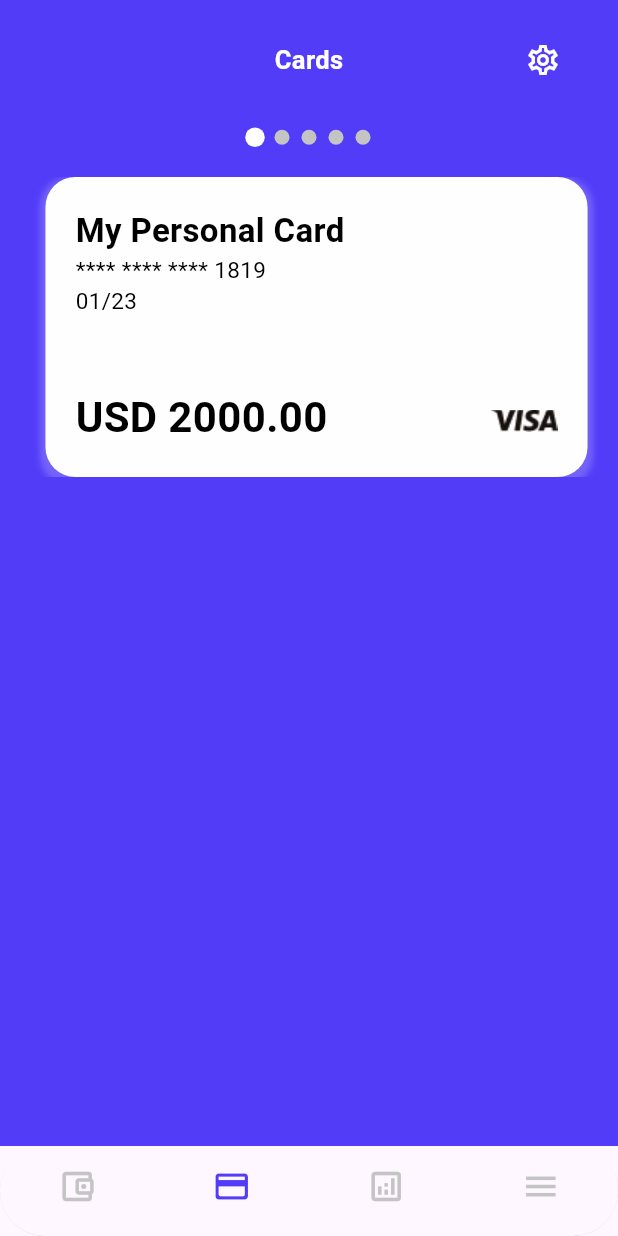
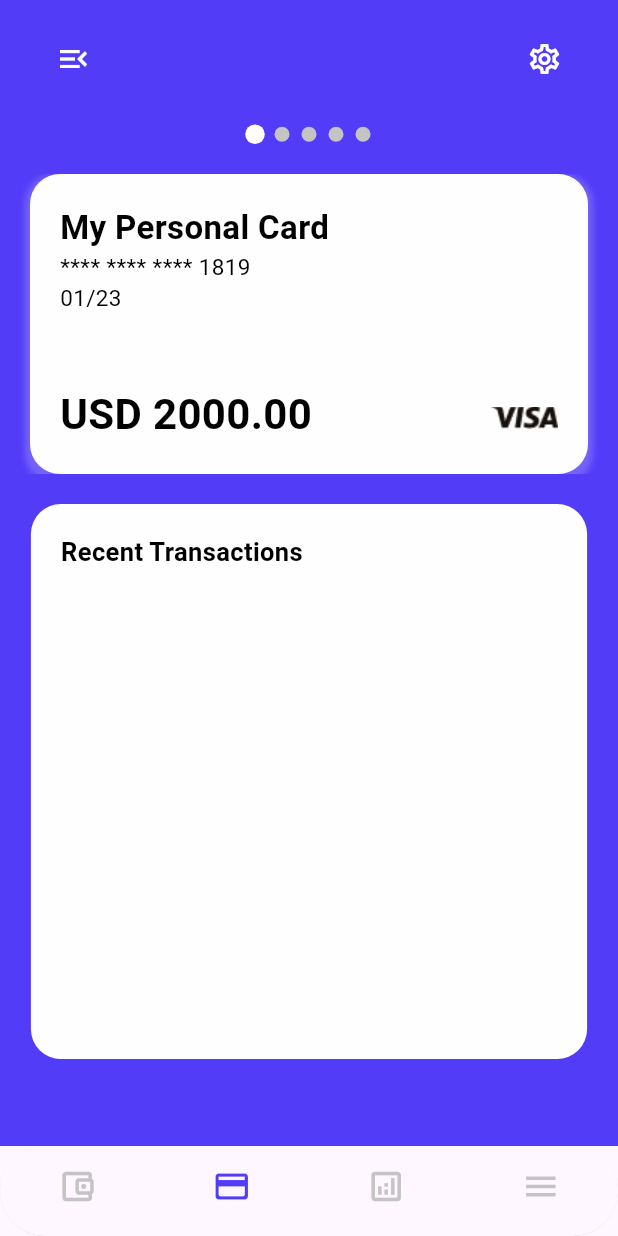
Before and after one commit to HOPDigital/finance-app, a Flutter app: the BottomBar screen opened directly, item 2 of the bottom bar chosen, on a phone screen of 412 x 824 dp. Run offline on Flutter 3.47's test engine with Material 2 defaults, Android fonts, the phone set to English and light mode, and no system bars; drawn by our look-alikes of smooth_page_indicator; our stand-ins replace animated_splash_screen, gap, get, page_transition, pin_code_fields, shared_preferences; accounts and stored records are empty; Roboto replaces fonts that are missing (Montserrat Bold, Montserrat Regular, Montserrat SemiBold).

Commit message:
feat: recent transactions container

```diff
--- a/client/lib/pages/cards/cards.dart
+++ b/client/lib/pages/cards/cards.dart
@@ -7,6 +7,7 @@ import 'package:flutter_application/source/model/credit_card_model.dart';
 // Utils & Dependencies
 import 'package:flutter_application/utils/helpers/app_layout.dart';
 import 'package:flutter_application/utils/styles/colors.dart';
+import 'package:flutter_application/utils/styles/typography.dart';
 import 'package:flutter_application/widgets/app_layout/app_screen_title.dart';
 import 'package:flutter_application/widgets/credit_card/credit_card.dart';
 import 'package:gap/gap.dart';
@@ -30,6 +31,7 @@ class _CardsScreenState extends State<CardsScreen> {
     return SafeArea(
       child: Container(
         decoration: BoxDecoration(color: AppColors.blueColor),
+        padding: const EdgeInsets.symmetric(horizontal: 10.0),
         width: size.width,
         height: size.height,
         child: Column(
@@ -38,9 +40,22 @@ class _CardsScreenState extends State<CardsScreen> {
           crossAxisAlignment: CrossAxisAlignment.center,
           children: <Widget>[
             const Gap(15),
-            AppScreenTitle(
-              text: "Cards",
-              rightButton: IconButton(
+            Padding(
+              padding: EdgeInsets.symmetric(
+                horizontal: AppLayout.getWidth(15),
+              ),
+              child: Row(
+                mainAxisAlignment: MainAxisAlignment.spaceBetween,
+                children: [
+                  IconButton(
+                    onPressed: () => {},
+                    icon: Icon(
+                      Icons.menu_open,
+                      color: AppColors.whiteColor,
+                    ),
+                  ),
+                  const Gap(5),
+                  IconButton(
                     onPressed: () => Navigator.push(
                       context,
                       MaterialPageRoute(
@@ -51,6 +66,8 @@ class _CardsScreenState extends State<CardsScreen> {
                       Icons.settings_outlined,
                       color: AppColors.whiteColor,
                     ),
+                  ),
+                ],
               ),
             ),
             const Gap(20),
@@ -75,10 +92,7 @@ class _CardsScreenState extends State<CardsScreen> {
             ),
             const Gap(20),
             SizedBox(
-              width: size.width * 0.95,
               height: 200,
-              child: Padding(
-                padding: const EdgeInsets.only(left: 10.0),
               child: PageView(
                 controller: _controller,
                 onPageChanged: (int index) => {
@@ -130,6 +144,24 @@ class _CardsScreenState extends State<CardsScreen> {
                 ],
               ),
             ),
+            const Gap(20),
+            Container(
+              decoration: BoxDecoration(
+                  color: AppColors.whiteColor,
+                  borderRadius: BorderRadius.circular(20)),
+              width: size.width * 0.90,
+              height: AppLayout.getHeight(370),
+              padding: const EdgeInsets.all(20.0),
+              child: Column(
+                mainAxisAlignment: MainAxisAlignment.start,
+                crossAxisAlignment: CrossAxisAlignment.start,
+                children: [
+                  Text(
+                    "Recent Transactions",
+                    style: AppTypography.headline.copyWith(color: Colors.black),
+                  ),
+                ],
+              ),
             ),
           ],
         ),
```
Lines whose indentation alone changed are shown as unchanged.
